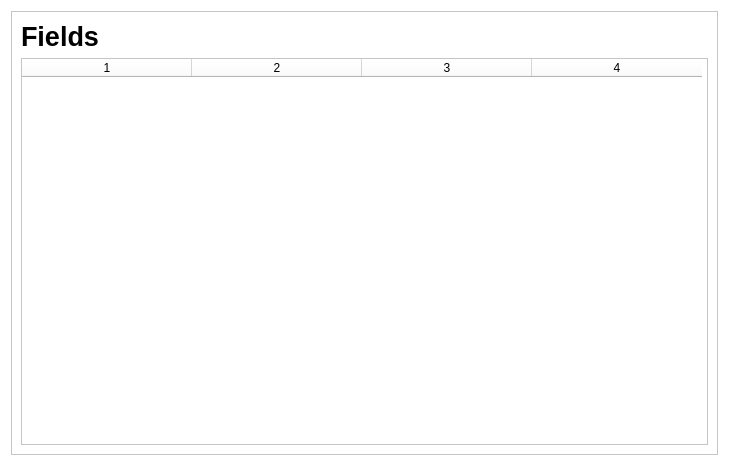
Before: the Qt Designer form listfieldswindow.ui in carlosvelaquez/ProyectoEDII, drawn with Qt 5.
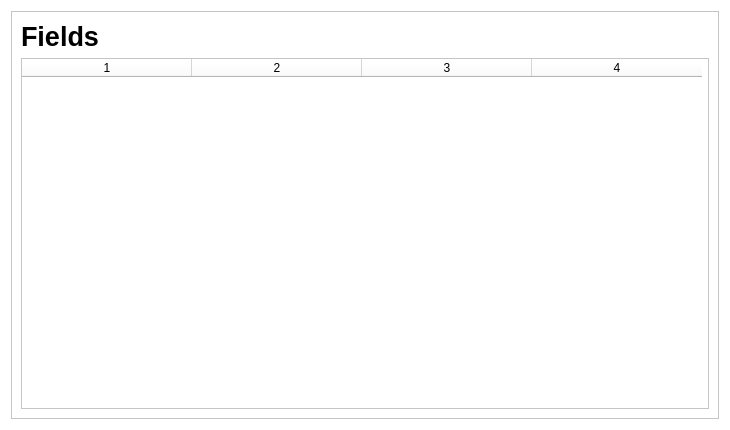
After: the same form once the commit is applied.

The edit to the form file:
```diff
--- a/listfieldswindow.ui
+++ b/listfieldswindow.ui
@@ -6,8 +6,8 @@
    <rect>
     <x>0</x>
     <y>0</y>
-    <width>729</width>
-    <height>466</height>
+    <width>730</width>
+    <height>430</height>
    </rect>
   </property>
   <property name="windowTitle">
```
